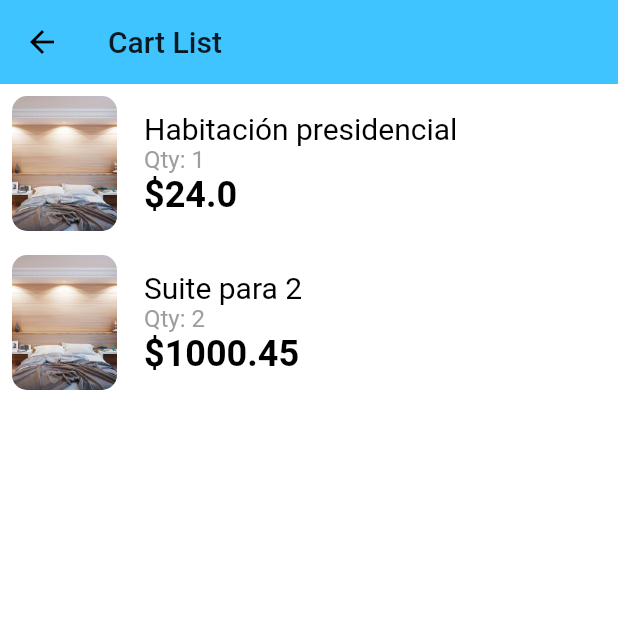
After one commit to steffanyvallejo/Salinas_AppMovil, a Flutter app: the Cart screen opened by its route, on a phone screen of 412 x 824 dp, the top half of it. The commit adds this screen. Run offline on Flutter 3.47's test engine with Material 2 defaults, Android fonts, the phone set to English and light mode, and no system bars; our stand-ins replace datetime_picker_formfield, flutter_datetime_picker, webview_flutter; missing offline and left inert: date_range_picker.

Commit message:
Cart widget done

```diff
--- /dev/null
+++ b/lib/screens/cart/Cart.dart
@@ -0,0 +1,46 @@
+import 'package:flutter/material.dart';
+import 'package:salinas_app/widgets/product_card.dart';
+class Cart extends StatefulWidget{
+  static final String route = "Cart-route";
+
+  @override
+  State<StatefulWidget> createState() {
+    // TODO: implement createState
+    return CartState();
+  }
+}
+
+class CartState extends State<Cart>{
+
+
+  @override
+  Widget build(BuildContext context) {
+    // TODO: implement build
+    return Scaffold(
+
+        appBar:AppBar(
+          elevation: 0.0,
+          title: Text("Cart List"),
+        ),
+        backgroundColor: Colors.white,
+        body:SafeArea(
+          child: ListView(
+            children: <Widget>[
+              ProductCard(
+                quantity: 1,
+                name: 'Habitación presidencial',
+                price: 24.00,
+                picture: '',
+              ),
+              ProductCard(
+                quantity: 2,
+                name: 'Suite para 2',
+                price: 1000.45,
+                picture: '',
+              ),
+            ],
+          ),
+        )
+    );
+  }
+}
--- a/lib/utils/routes.dart
+++ b/lib/utils/routes.dart
@@ -4,12 +4,13 @@ import 'package:salinas_app/screens/access/singup.dart';
 import 'package:salinas_app/screens/home/home.dart';
 import 'package:salinas_app/screens/access/splash.dart';
 import 'package:salinas_app/screens/card/AddCard.dart';
+import 'package:salinas_app/screens/cart/Cart.dart';
 
 final routes = {
-
   '/login': (BuildContext context) => new UserLogin(),
   '/sigup': (BuildContext context) => new RegistrationScreen(),
   '/home': (BuildContext context) => new Home(),
   '/' : (BuildContext context) => new SplashScreen(),
   '/addCard' : (BuildContext context) => new AddCard(),
+  '/cart' : (BuildContext context) => new Cart(),
 };
--- /dev/null
+++ b/lib/widgets/product_card.dart
@@ -0,0 +1,46 @@
+import 'package:flutter/material.dart';
+
+class ProductCard extends StatelessWidget {
+  final String name;
+  final double price;
+  final String picture;
+  final int quantity;
+
+
+  ProductCard({@required this.name,@required this.price,@required this.picture,@required this.quantity});
+
+  @override
+  Widget build(BuildContext context) {
+    return  Container(
+      child: Row(
+        children: <Widget>[
+          Padding(
+            padding: const EdgeInsets.all(8.0),
+            child: ClipRRect(
+              borderRadius: BorderRadius.circular(10),
+              child: Image.asset(
+                "assets/images/room1.jpg",
+                height: 90,
+                width: 70,
+                fit: BoxFit.cover,
+              ),
+            ),
+          ),
+
+          SizedBox(width: 10,),
+
+          RichText(text: TextSpan(
+              children: [
+                TextSpan(text: '$name \n', style: TextStyle(fontSize: 20),),
+                TextSpan(text: 'Qty: ${quantity.toString()} \n', style: TextStyle(fontSize: 16, color: Colors.grey),),
+
+                TextSpan(text: '\$${price.toString()} \t', style: TextStyle(fontSize: 24, fontWeight: FontWeight.bold),),
+
+
+              ], style: TextStyle(color: Colors.black)
+          ),)
+        ],
+      ),
+    );
+  }
+}
```
